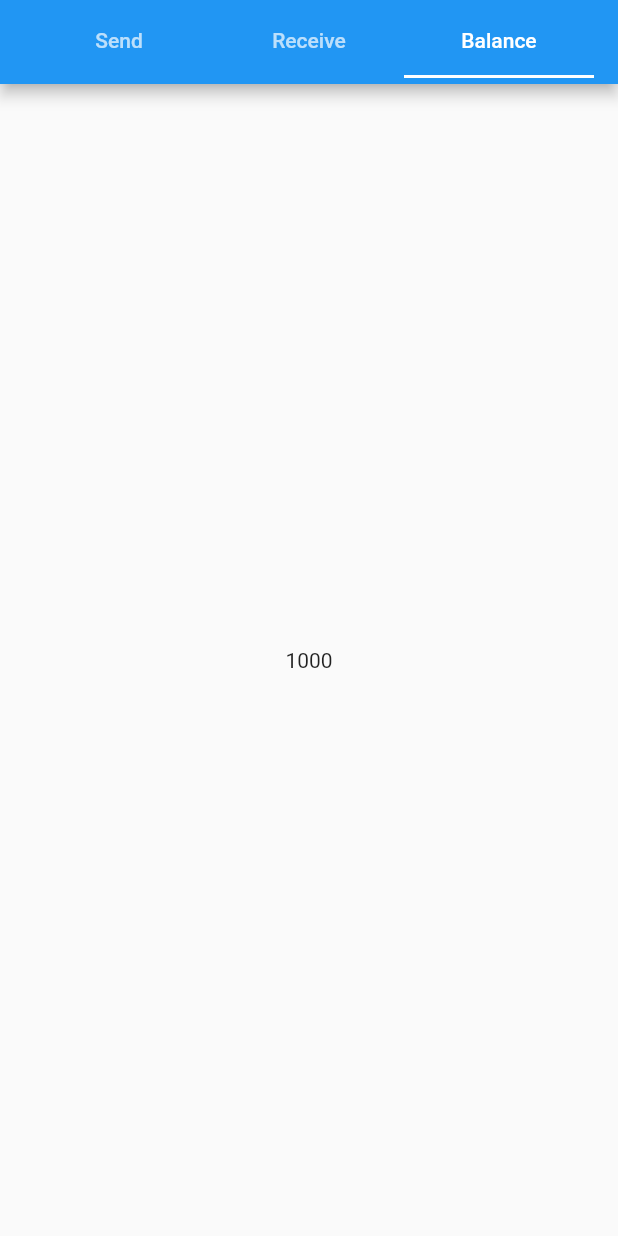
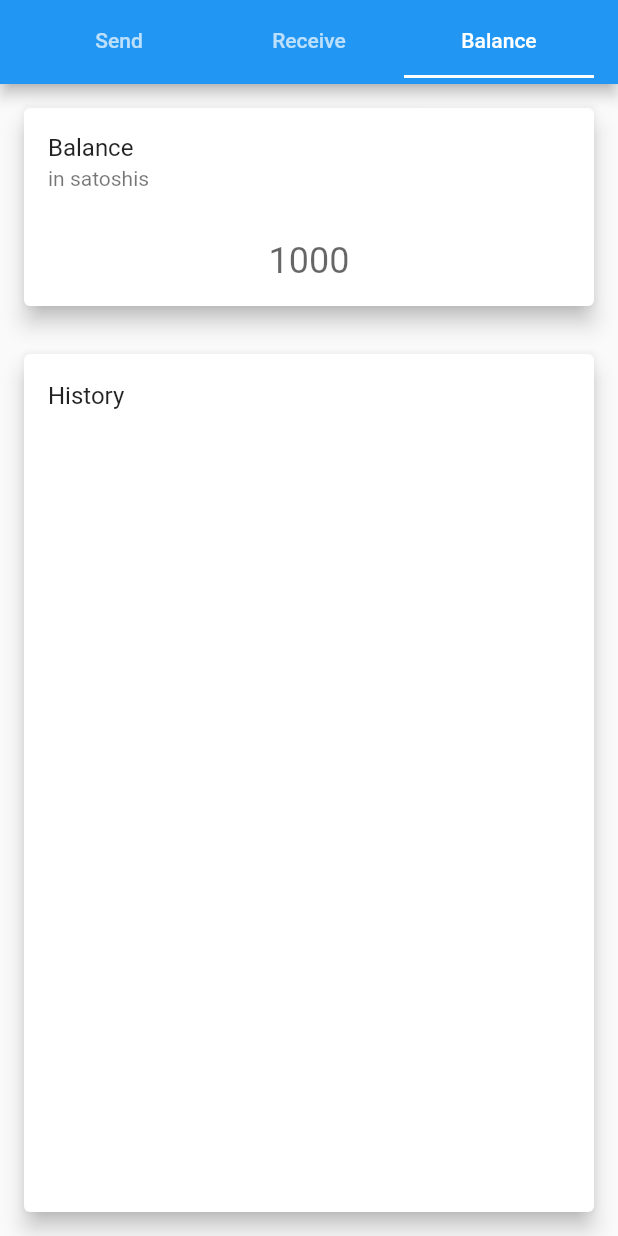
Before and after one commit to givelotus/lotus-vase, a Flutter app: the screen it shows after launch, tab 3 chosen, on a phone screen of 412 x 824 dp. Run offline on Flutter 3.47's test engine with Material 2 defaults, Android fonts, the phone set to English and light mode, and no system bars; our stand-ins replace camera, qr_flutter.

Commit message:
Continue development of wireframe

```diff
--- a/lib/main.dart
+++ b/lib/main.dart
@@ -1,9 +1,13 @@
 import 'package:flutter/material.dart';
 import 'package:camera/camera.dart';
+import 'package:qr_flutter/qr_flutter.dart';
 
 void main() {
   runApp(CashewApp());
 }
+
+const cardElevation = 6.0;
+const cardPadding = EdgeInsets.all(12.0);
 
 class CashewApp extends StatelessWidget {
   @override
@@ -50,8 +54,8 @@ class _MainPageState extends State<MainPage> {
             SendTab(
               wallet: wallet,
             ),
-            Icon(Icons.directions_transit),
-            BalanceTab(balance: wallet.balanceSatoshis().toString()),
+            ReceiveTab(wallet: wallet),
+            BalanceTab(wallet: wallet),
           ],
         ),
       ),
@@ -66,19 +70,89 @@ class Wallet {
     return 1000;
   }
 
+  String getAddress() {
+    return "bchtest:dsajkdsa";
+  }
+
   void send(String address, int satoshis) {
     // TODO
   }
 }
 
-class BalanceTab extends StatelessWidget {
-  BalanceTab({Key key, this.balance}) : super(key: key);
+class ReceiveTab extends StatelessWidget {
+  ReceiveTab({Key key, this.wallet}) : super(key: key);
 
-  final String balance;
+  final Wallet wallet;
 
   @override
   Widget build(BuildContext context) {
-    return Center(child: Text(this.balance));
+    final address = wallet.getAddress();
+    final qrCard = Card(
+      child: QrImage(data: address, version: QrVersions.auto),
+      elevation: cardElevation,
+    );
+    final _controller = TextEditingController(text: wallet.getAddress());
+    return Column(
+      children: [
+        Padding(
+          padding: cardPadding,
+          child: qrCard,
+        ),
+        TextField(
+          controller: _controller,
+          readOnly: true,
+          decoration: InputDecoration(border: OutlineInputBorder()),
+        ),
+      ],
+    );
+  }
+}
+
+class BalanceTab extends StatelessWidget {
+  BalanceTab({Key key, this.wallet}) : super(key: key);
+
+  final Wallet wallet;
+
+  @override
+  Widget build(BuildContext context) {
+    final balance = wallet.balanceSatoshis();
+    final balanceCard = Card(
+      child: Column(
+        children: [
+          ListTile(
+            title: const Text("Balance"),
+            subtitle: Text("in satoshis"),
+          ),
+          Padding(
+            padding: const EdgeInsets.all(16.0),
+            child: Text(
+              balance.toString(),
+              style:
+                  TextStyle(fontSize: 24, color: Colors.black.withOpacity(0.6)),
+            ),
+          )
+        ],
+      ),
+      elevation: cardElevation,
+    );
+
+    final historyCard = Card(
+      child: Column(
+        children: [
+          ListTile(
+            title: const Text("History"),
+          )
+        ],
+      ),
+      elevation: cardElevation,
+    );
+
+    return Column(
+      children: [
+        Padding(child: balanceCard, padding: cardPadding),
+        Expanded(child: Padding(child: historyCard, padding: cardPadding)),
+      ],
+    );
   }
 }
 
@@ -95,7 +169,7 @@ class SendTab extends StatelessWidget {
 
   @override
   Widget build(BuildContext context) {
-    return Column(
+    return ListView(
       children: [
         FutureBuilder(
             future: getCamera(),
@@ -108,7 +182,7 @@ class SendTab extends StatelessWidget {
                 return Center(child: CircularProgressIndicator());
               }
             }),
-        SendWidget()
+        Expanded(child: SendWidget())
       ],
     );
   }
@@ -142,11 +216,11 @@ class _SendWidgetState extends State<SendWidget> {
         padding: EdgeInsets.all(8.0),
         child: Row(
           children: [
-            new Flexible(
+            Expanded(
                 child: TextField(
               controller: _controller,
               decoration: InputDecoration(
-                  border: InputBorder.none, hintText: 'Enter an address'),
+                  border: OutlineInputBorder(), hintText: 'Enter an address'),
             )),
             IconButton(
               icon: Icon(Icons.send),
--- a/pubspec.yaml
+++ b/pubspec.yaml
@@ -29,6 +29,7 @@ dependencies:
   # Use with the CupertinoIcons class for iOS style icons.
   cupertino_icons: ^1.0.0
   camera: 0.5.8+9
+  qr_flutter: ^3.1.0
 
 dev_dependencies:
   flutter_test:
```
Also changed, not shown: pubspec.lock.
